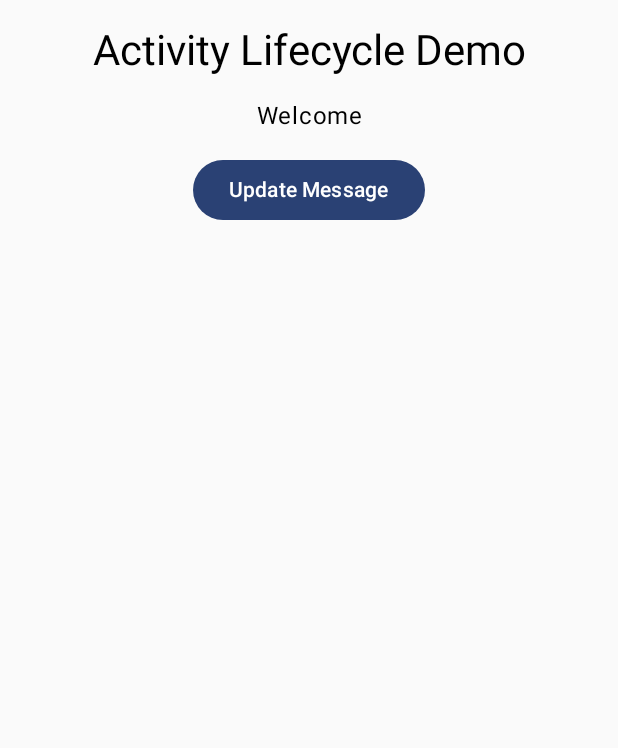
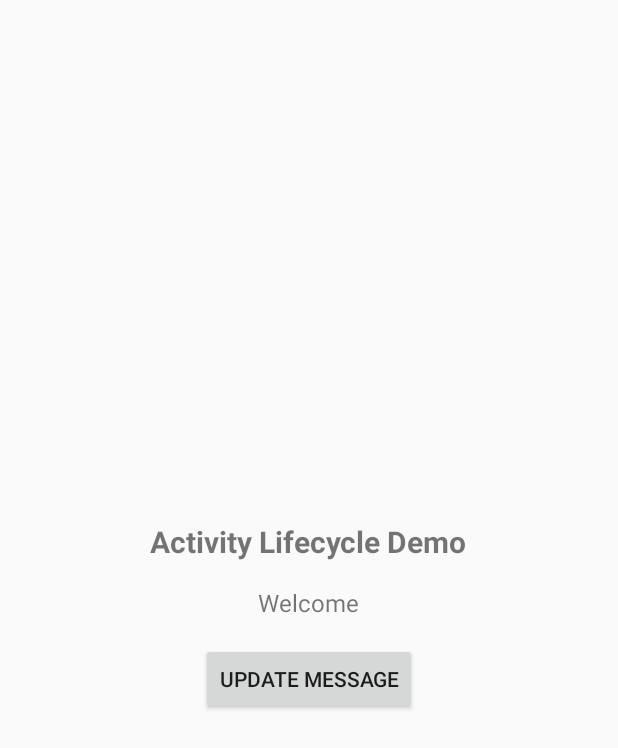
Before and after one commit to David6811/AndroidActivityLifeCycleDemo, an Android app: the screen it shows after launch (MainActivity), on a phone screen of 412 x 824 dp. Shown: the top 748 px of the screen. Run offline under Robolectric (Android 15) with nearby library versions, the phone set to English and light mode, and no system bars.

Commit message:
Remove Compose and convert to traditional Android Views
- Remove all Compose dependencies from build.gradle.kts and libs.versions.toml
- Convert MainActivity from ComponentActivity to Activity
- Replace Compose UI with traditional XML layout using LinearLayout
- Add AppCompat dependency for modern Android support
- Remove Compose theme files (Color.kt, Theme.kt, Type.kt)
- Update activity_main.xml with proper view IDs
- Maintain lifecycle logging and state management functionality
- Fix build configuration by removing Compose plugins

The app now uses traditional Android Views instead of Jetpack Compose
while preserving all lifecycle demonstration features.

🤖 Generated with [Claude Code](https://claude.ai/code)

Co-Authored-By: Claude <noreply@anthropic.com>

```diff
--- a/app/src/main/java/com/example/lifecycle/MainActivity.kt
+++ b/app/src/main/java/com/example/lifecycle/MainActivity.kt
@@ -1,20 +1,12 @@
 package com.example.lifecycle
 
+import android.app.Activity
 import android.os.Bundle
 import android.util.Log
-import androidx.activity.ComponentActivity
-import androidx.activity.compose.setContent
-import androidx.activity.enableEdgeToEdge
-import androidx.compose.foundation.layout.*
-import androidx.compose.material3.*
-import androidx.compose.runtime.*
-import androidx.compose.ui.Alignment
-import androidx.compose.ui.Modifier
-import androidx.compose.ui.text.style.TextAlign
-import androidx.compose.ui.unit.dp
-import com.example.lifecycle.ui.theme.LifeCycleTheme
+import android.widget.Button
+import android.widget.TextView
 
-class MainActivity : ComponentActivity() {
+class MainActivity : Activity() {
 
     companion object {
         private const val TAG = "MainActivity_Lifecycle" // underscore for easier Logcat filter
@@ -23,20 +15,24 @@ class MainActivity : ComponentActivity() {
 
     private var message = "Welcome"
 
+    private lateinit var messageTextView: TextView
+    private lateinit var updateButton: Button
+
     override fun onCreate(savedInstanceState: Bundle?) {
         super.onCreate(savedInstanceState)
         Log.d(TAG, "onCreate")
+        setContentView(R.layout.activity_main)
 
         message = savedInstanceState?.getString(KEY_MESSAGE) ?: "Welcome"
 
-        enableEdgeToEdge()
-        setContent {
-            LifeCycleTheme {
-                LifecycleDemo(
-                    message = message,
-                    onMessageChange = { message = it }
-                )
-            }
+        messageTextView = findViewById(R.id.messageTextView)
+        updateButton = findViewById(R.id.updateButton)
+
+        messageTextView.text = message
+
+        updateButton.setOnClickListener {
+            message = "Updated: ${System.currentTimeMillis()}"
+            messageTextView.text = message
         }
     }
 
@@ -52,29 +48,3 @@ class MainActivity : ComponentActivity() {
         outState.putString(KEY_MESSAGE, message)
     }
 }
-
-@Composable
-fun LifecycleDemo(
-    message: String,
-    onMessageChange: (String) -> Unit
-) {
-    var localMessage by remember { mutableStateOf(message) }
-
-    Column(
-        modifier = Modifier
-            .fillMaxSize()
-            .padding(16.dp),
-        horizontalAlignment = Alignment.CenterHorizontally,
-        verticalArrangement = Arrangement.spacedBy(16.dp)
-    ) {
-        Text("Activity Lifecycle Demo", style = MaterialTheme.typography.headlineMedium, textAlign = TextAlign.Center)
-        Text(localMessage, style = MaterialTheme.typography.bodyLarge, textAlign = TextAlign.Center)
-
-        Button(onClick = {
-            localMessage = "Updated: ${System.currentTimeMillis()}"
-            onMessageChange(localMessage)
-        }) {
-            Text("Update Message")
-        }
-    }
-}
--- a/app/src/main/java/com/example/lifecycle/ui/theme/Color.kt
+++ /dev/null
@@ -1,11 +0,0 @@
-package com.example.lifecycle.ui.theme
-
-import androidx.compose.ui.graphics.Color
-
-val Purple80 = Color(0xFFD0BCFF)
-val PurpleGrey80 = Color(0xFFCCC2DC)
-val Pink80 = Color(0xFFEFB8C8)
-
-val Purple40 = Color(0xFF6650a4)
-val PurpleGrey40 = Color(0xFF625b71)
-val Pink40 = Color(0xFF7D5260)
--- a/app/src/main/java/com/example/lifecycle/ui/theme/Theme.kt
+++ /dev/null
@@ -1,58 +0,0 @@
-package com.example.lifecycle.ui.theme
-
-import android.app.Activity
-import android.os.Build
-import androidx.compose.foundation.isSystemInDarkTheme
-import androidx.compose.material3.MaterialTheme
-import androidx.compose.material3.darkColorScheme
-import androidx.compose.material3.dynamicDarkColorScheme
-import androidx.compose.material3.dynamicLightColorScheme
-import androidx.compose.material3.lightColorScheme
-import androidx.compose.runtime.Composable
-import androidx.compose.ui.platform.LocalContext
-
-private val DarkColorScheme = darkColorScheme(
-    primary = Purple80,
-    secondary = PurpleGrey80,
-    tertiary = Pink80
-)
-
-private val LightColorScheme = lightColorScheme(
-    primary = Purple40,
-    secondary = PurpleGrey40,
-    tertiary = Pink40
-
-    /* Other default colors to override
-    background = Color(0xFFFFFBFE),
-    surface = Color(0xFFFFFBFE),
-    onPrimary = Color.White,
-    onSecondary = Color.White,
-    onTertiary = Color.White,
-    onBackground = Color(0xFF1C1B1F),
-    onSurface = Color(0xFF1C1B1F),
-    */
-)
-
-@Composable
-fun LifeCycleTheme(
-    darkTheme: Boolean = isSystemInDarkTheme(),
-    // Dynamic color is available on Android 12+
-    dynamicColor: Boolean = true,
-    content: @Composable () -> Unit
-) {
-    val colorScheme = when {
-        dynamicColor && Build.VERSION.SDK_INT >= Build.VERSION_CODES.S -> {
-            val context = LocalContext.current
-            if (darkTheme) dynamicDarkColorScheme(context) else dynamicLightColorScheme(context)
-        }
-
-        darkTheme -> DarkColorScheme
-        else -> LightColorScheme
-    }
-
-    MaterialTheme(
-        colorScheme = colorScheme,
-        typography = Typography,
-        content = content
-    )
-}
--- a/app/src/main/java/com/example/lifecycle/ui/theme/Type.kt
+++ /dev/null
@@ -1,34 +0,0 @@
-package com.example.lifecycle.ui.theme
-
-import androidx.compose.material3.Typography
-import androidx.compose.ui.text.TextStyle
-import androidx.compose.ui.text.font.FontFamily
-import androidx.compose.ui.text.font.FontWeight
-import androidx.compose.ui.unit.sp
-
-// Set of Material typography styles to start with
-val Typography = Typography(
-    bodyLarge = TextStyle(
-        fontFamily = FontFamily.Default,
-        fontWeight = FontWeight.Normal,
-        fontSize = 16.sp,
-        lineHeight = 24.sp,
-        letterSpacing = 0.5.sp
-    )
-    /* Other default text styles to override
-    titleLarge = TextStyle(
-        fontFamily = FontFamily.Default,
-        fontWeight = FontWeight.Normal,
-        fontSize = 22.sp,
-        lineHeight = 28.sp,
-        letterSpacing = 0.sp
-    ),
-    labelSmall = TextStyle(
-        fontFamily = FontFamily.Default,
-        fontWeight = FontWeight.Medium,
-        fontSize = 11.sp,
-        lineHeight = 16.sp,
-        letterSpacing = 0.5.sp
-    )
-    */
-)
--- a/app/src/main/res/layout/activity_main.xml
+++ b/app/src/main/res/layout/activity_main.xml
@@ -16,7 +16,7 @@
         android:gravity="center" />
 
     <TextView
-        android:id="@+id/messageText"
+        android:id="@+id/messageTextView"
         android:layout_width="wrap_content"
         android:layout_height="wrap_content"
         android:text="Welcome"
@@ -25,7 +25,7 @@
         android:gravity="center" />
 
     <Button
-        android:id="@+id/updateMessageButton"
+        android:id="@+id/updateButton"
         android:layout_width="wrap_content"
         android:layout_height="wrap_content"
         android:text="Update Message"
--- a/build.gradle.kts
+++ b/build.gradle.kts
@@ -2,5 +2,4 @@
 plugins {
     alias(libs.plugins.android.application) apply false
     alias(libs.plugins.kotlin.android) apply false
-    alias(libs.plugins.kotlin.compose) apply false
 }
```
Also changed, not shown: app/build.gradle.kts (+1 -14 lines), gradle/libs.versions.toml (+2 -10 lines).
